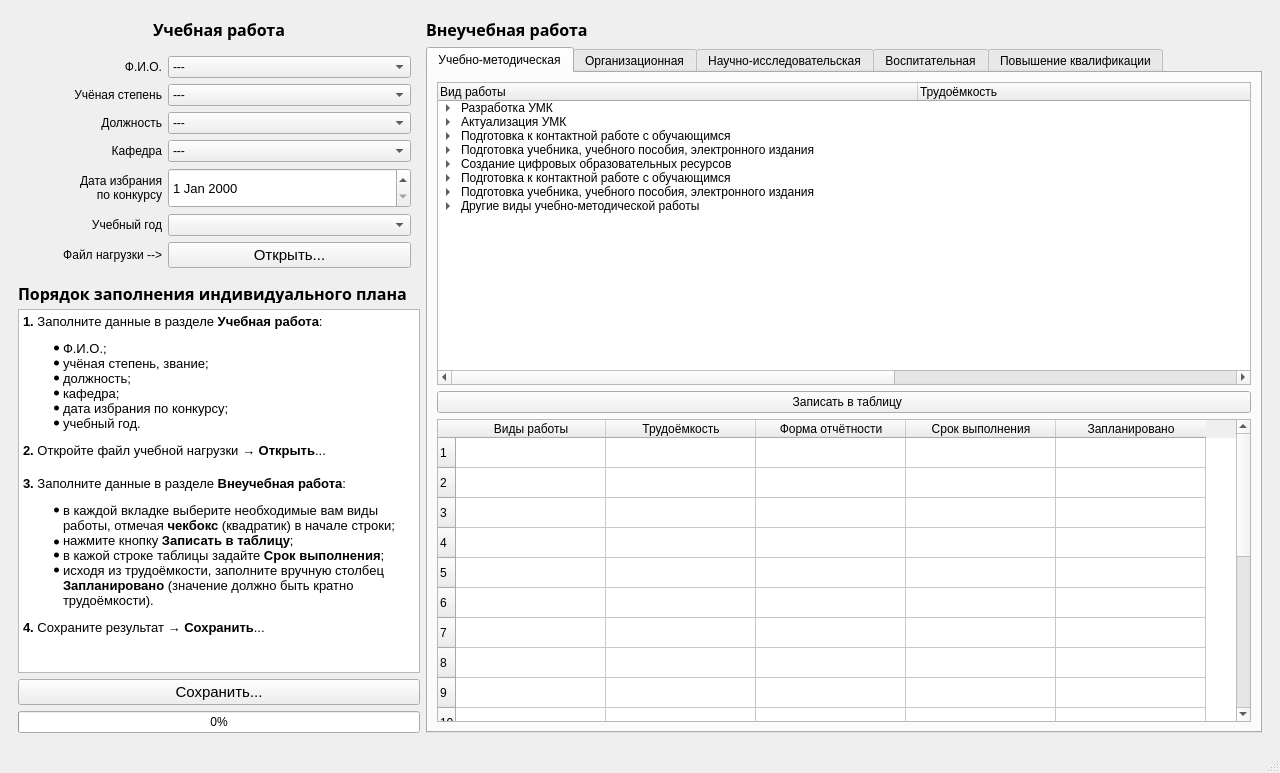
Qt form iplan-design.ui (motor1n/iplan) before a commit.
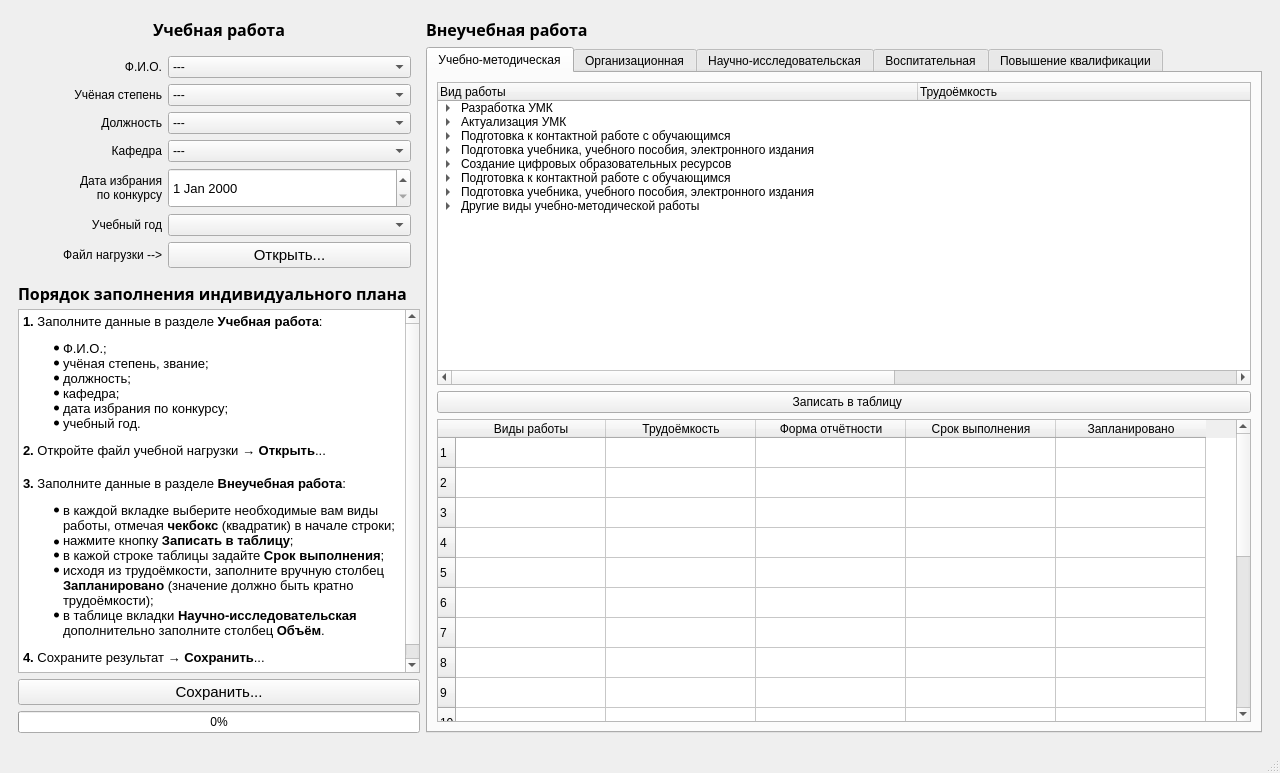
The same form after that commit. Icons and pictures are not drawn.

The edit to the form file:
```diff
--- a/iplan-design.ui
+++ b/iplan-design.ui
@@ -3173,7 +3173,8 @@
 &lt;ul style=&quot;margin-top: 0px; margin-bottom: 0px; margin-left: 0px; margin-right: 0px; -qt-list-indent: 1;&quot;&gt;&lt;li style=&quot;&quot; style=&quot; margin-top:12px; margin-bottom:0px; margin-left:0px; margin-right:0px; -qt-block-indent:0; text-indent:0px;&quot;&gt;в каждой вкладке выберите необходимые вам виды работы, отмечая &lt;span style=&quot; font-weight:600;&quot;&gt;чекбокс&lt;/span&gt; (квадратик) в начале строки;&lt;/li&gt;&lt;/ul&gt;
 &lt;ul style=&quot;margin-top: 0px; margin-bottom: 0px; margin-left: 0px; margin-right: 0px; -qt-list-indent: 1;&quot;&gt;&lt;li style=&quot; font-size:11pt;&quot; style=&quot; margin-top:0px; margin-bottom:0px; margin-left:0px; margin-right:0px; -qt-block-indent:0; text-indent:0px;&quot;&gt;&lt;span style=&quot; font-size:10pt;&quot;&gt;нажмите кнопку &lt;/span&gt;&lt;span style=&quot; font-size:10pt; font-weight:600;&quot;&gt;Записать в таблицу&lt;/span&gt;&lt;span style=&quot; font-size:10pt;&quot;&gt;;&lt;/span&gt;&lt;/li&gt;
 &lt;li style=&quot;&quot; style=&quot; margin-top:0px; margin-bottom:0px; margin-left:0px; margin-right:0px; -qt-block-indent:0; text-indent:0px;&quot;&gt;в кажой строке таблицы задайте &lt;span style=&quot; font-weight:600;&quot;&gt;Срок выполнения&lt;/span&gt;;&lt;/li&gt;&lt;/ul&gt;
-&lt;ul style=&quot;margin-top: 0px; margin-bottom: 0px; margin-left: 0px; margin-right: 0px; -qt-list-indent: 1;&quot;&gt;&lt;li style=&quot;&quot; style=&quot; margin-top:0px; margin-bottom:12px; margin-left:0px; margin-right:0px; -qt-block-indent:0; text-indent:0px;&quot;&gt;исходя из трудоёмкости, заполните вручную столбец &lt;span style=&quot; font-weight:600;&quot;&gt;Запланировано&lt;/span&gt; (значение должно быть кратно трудоёмкости).&lt;/li&gt;&lt;/ul&gt;
+&lt;ul style=&quot;margin-top: 0px; margin-bottom: 0px; margin-left: 0px; margin-right: 0px; -qt-list-indent: 1;&quot;&gt;&lt;li style=&quot;&quot; style=&quot; margin-top:0px; margin-bottom:0px; margin-left:0px; margin-right:0px; -qt-block-indent:0; text-indent:0px;&quot;&gt;исходя из трудоёмкости, заполните вручную столбец &lt;span style=&quot; font-weight:600;&quot;&gt;Запланировано&lt;/span&gt; (значение должно быть кратно трудоёмкости);&lt;/li&gt;
+&lt;li style=&quot;&quot; style=&quot; margin-top:0px; margin-bottom:12px; margin-left:0px; margin-right:0px; -qt-block-indent:0; text-indent:0px;&quot;&gt;в таблице вкладки &lt;span style=&quot; font-weight:600;&quot;&gt;Научно-исследовательская&lt;/span&gt; дополнительно заполните столбец &lt;span style=&quot; font-weight:600;&quot;&gt;Объём&lt;/span&gt;.&lt;/li&gt;&lt;/ul&gt;
 &lt;p style=&quot; margin-top:0px; margin-bottom:0px; margin-left:0px; margin-right:0px; -qt-block-indent:0; text-indent:0px;&quot;&gt;&lt;span style=&quot; font-weight:600;&quot;&gt;4.&lt;/span&gt; Сохраните результат → &lt;span style=&quot; font-weight:600;&quot;&gt;Сохранить&lt;/span&gt;...&lt;/p&gt;
 &lt;p style=&quot;-qt-paragraph-type:empty; margin-top:0px; margin-bottom:0px; margin-left:0px; margin-right:0px; -qt-block-indent:0; text-indent:0px; font-size:11pt;&quot;&gt;&lt;br /&gt;&lt;/p&gt;&lt;/body&gt;&lt;/html&gt;</string>
          </property>
```
